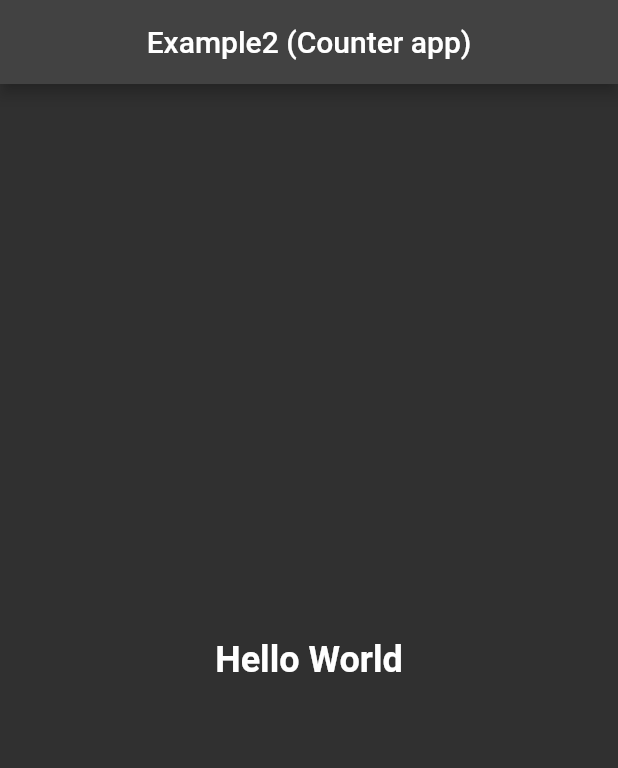
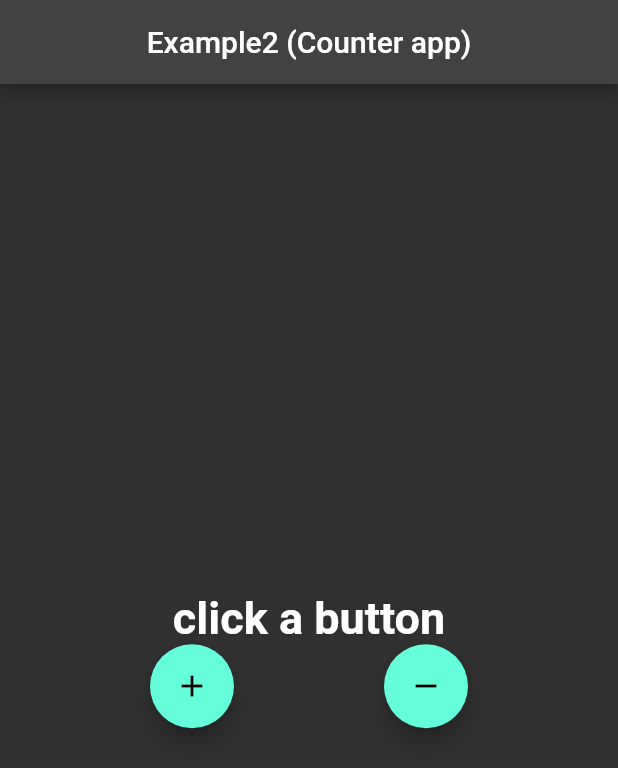
Before and after one commit to Sammyowei/learning-riverpod-from-zero-to-hero, a Flutter app: the screen it shows after launch, on a phone screen of 412 x 824 dp. Shown: the top 768 px of the screen. Run offline on Flutter 3.47's test engine with Material 2 defaults, Android fonts, the phone set to English and light mode, and no system bars; our stand-ins replace hooks_riverpod.

Commit message:
finished the counter app

```diff
--- a/example2/lib/pages/home_page.dart
+++ b/example2/lib/pages/home_page.dart
@@ -1,3 +1,4 @@
+import 'package:example2/providers/counter_provider.dart';
 import 'package:flutter/material.dart';
 import 'package:hooks_riverpod/hooks_riverpod.dart';
 
@@ -16,14 +17,34 @@ class _HomePageState extends ConsumerState<HomePage> {
         centerTitle: true,
         title: const Text('Example2 (Counter app)'),
       ),
-      body: const Center(
-        child: Text(
-          'Hello World',
-          style: TextStyle(
-            fontSize: 24,
-            fontWeight: FontWeight.bold,
+      body: Column(
+        mainAxisAlignment: MainAxisAlignment.center,
+        children: [
+          Consumer(
+            builder: (context, ref, child) {
+              final count = ref.watch(counterProvider);
+
+              return Text(
+                count == null ? 'click a button' : count.toString(),
+                style:
+                    const TextStyle(fontSize: 30, fontWeight: FontWeight.bold),
+              );
+            },
           ),
-        ),
+          Row(
+            mainAxisAlignment: MainAxisAlignment.spaceEvenly,
+            children: [
+              FloatingActionButton(
+                onPressed: ref.read(counterProvider.notifier).increment,
+                child: const Icon(Icons.add),
+              ),
+              FloatingActionButton(
+                onPressed: ref.read(counterProvider.notifier).decrement,
+                child: const Icon(Icons.remove),
+              )
+            ],
+          ),
+        ],
       ),
     );
   }
```
